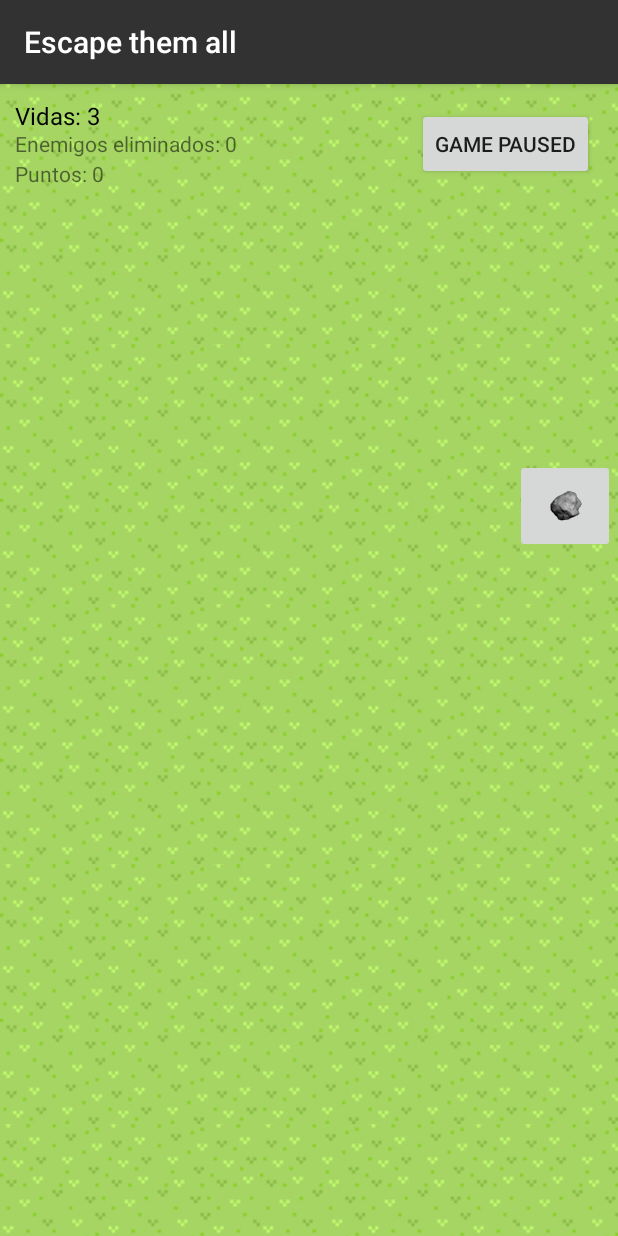
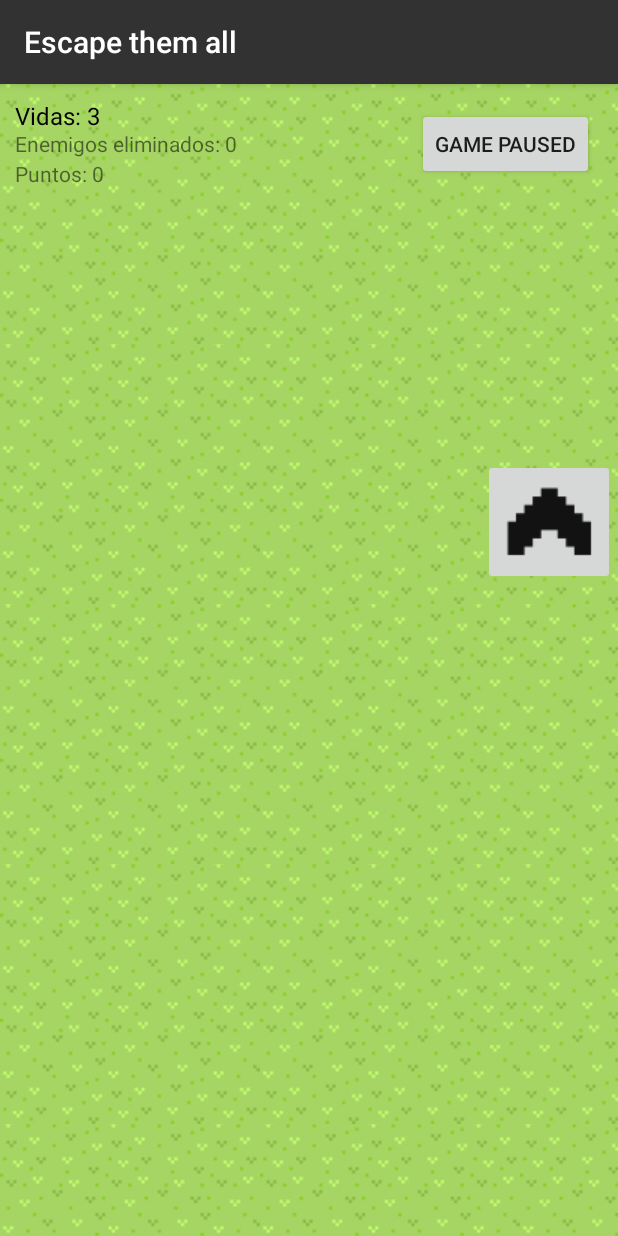
Before and after one commit to soimiru/MOVILES_P3, an Android app: the fragment GameFragment placed in its activity, on a phone screen of 412 x 824 dp. Run offline under Robolectric (Android 15) with nearby library versions, the phone set to English and light mode, and no system bars; 9 statements that could not run were skipped.

Commit message:
Implementacion de imagenes

```diff
--- a/Scaffold15/app/src/main/java/dadm/scaffold/input/JoystickInputController.java
+++ b/Scaffold15/app/src/main/java/dadm/scaffold/input/JoystickInputController.java
@@ -2,6 +2,7 @@ package dadm.scaffold.input;
 
 import android.view.MotionEvent;
 import android.view.View;
+import android.widget.ImageButton;
 import android.widget.ImageView;
 
 import dadm.scaffold.R;
@@ -9,6 +10,8 @@ import dadm.scaffold.R;
 public class JoystickInputController extends InputController {
 
     private ImageView joystickInterno, joystickMini;
+    private ImageButton fireButton;
+
 
     private float startingPositionX;
     private float startingPositionY;
@@ -21,6 +24,7 @@ public class JoystickInputController extends InputController {
         view.findViewById(R.id.joyStick_Touch).setOnTouchListener(new FireButtonTouchListener());
         joystickInterno = view.findViewById(R.id.imageJoystick);
         joystickMini = view.findViewById(R.id.joyStick_Mini);
+        fireButton = view.findViewById(R.id.joyStick_Touch);
         double pixelFactor = view.getHeight() / 400d;
         maxDistance = 50*pixelFactor;
         tipoFuego = 0;
@@ -102,6 +106,13 @@ public class JoystickInputController extends InputController {
             }
             else if (action == MotionEvent.ACTION_UP) {
                 tipoFuego++;
+                if (tipoFuego % 3== 0){
+                    fireButton.setImageResource(R.drawable.fire_up);
+                }else if(tipoFuego%3 == 1){
+                    fireButton.setImageResource(R.drawable.fire_right);
+                }else if(tipoFuego%3 == 2){
+                    fireButton.setImageResource(R.drawable.fire_left);
+                }
                 isFiring = false;
             }
             return true;
--- a/Scaffold15/app/src/main/res/layout/view_joystick.xml
+++ b/Scaffold15/app/src/main/res/layout/view_joystick.xml
@@ -19,7 +19,7 @@
             android:layout_width="wrap_content"
             android:layout_height="wrap_content"
             android:layout_marginTop="250dp"
-            android:src="@drawable/a10000" />
+            android:src="@drawable/fire_up" />
 
 
         <ImageView
```
Also changed, not shown: 1 other file.
